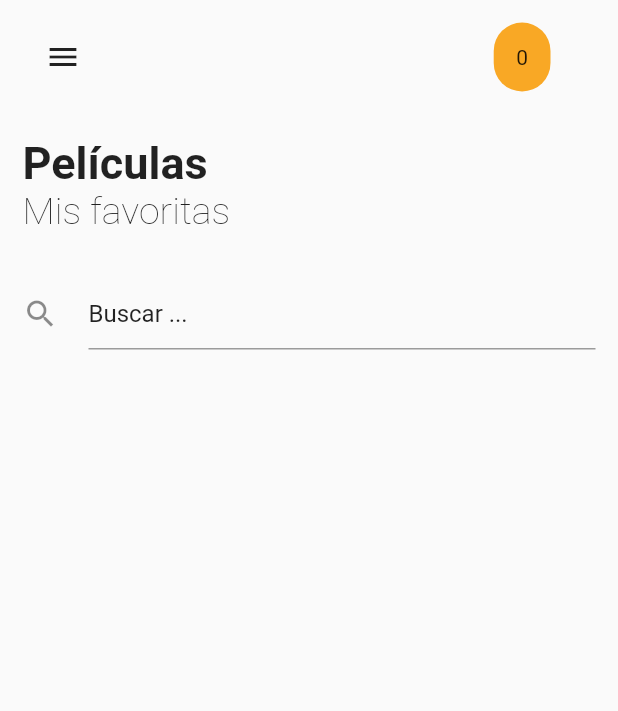
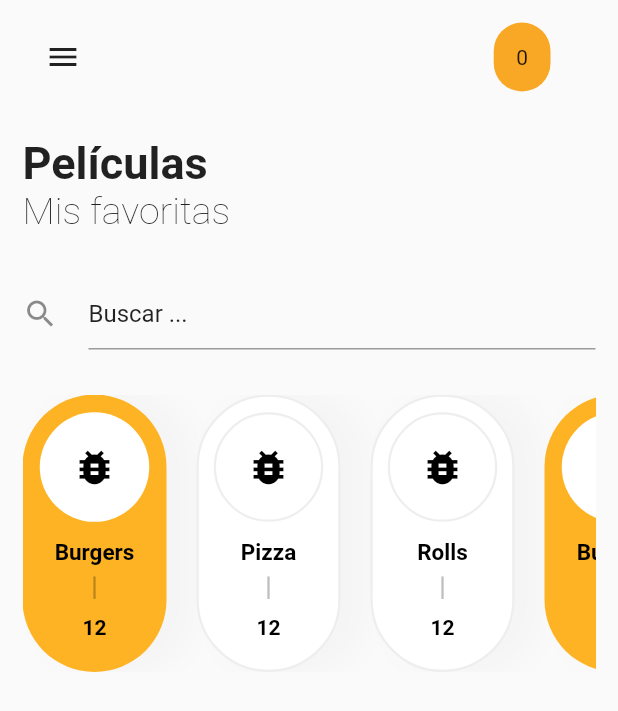
Before and after one commit to paucaro/showcaseviewProject, a Flutter app: the screen it shows after launch, on a phone screen of 412 x 824 dp. Shown: the top 711 px of the screen. Run offline on Flutter 3.47's test engine with Material 2 defaults, Android fonts, the phone set to English and light mode, and no system bars; drawn by our look-alikes of showcaseview.

Commit message:
Adding new feature

```diff
--- /dev/null
+++ b/lib/categories.dart
@@ -0,0 +1,66 @@
+import 'package:flutter/foundation.dart';
+import 'package:flutter/material.dart';
+
+CategoryItemList fooditemList = CategoryItemList(foodItems: [
+  CategoryItem(
+    categoryIcon: Icons.bug_report,
+    categoryName: "Burgers",
+    availability: 12,
+    selected: true,
+  ),
+  CategoryItem(
+    categoryIcon: Icons.bug_report,
+    categoryName: "Pizza",
+    availability: 12,
+    selected: false,
+  ),
+  CategoryItem(
+    categoryIcon: Icons.bug_report,
+    categoryName: "Rolls",
+    availability: 12,
+    selected: false,
+  ),
+  CategoryItem(
+    categoryIcon: Icons.bug_report,
+    categoryName: "Burgers",
+    availability: 12,
+    selected: true,
+  ),
+  CategoryItem(
+    categoryIcon: Icons.bug_report,
+    categoryName: "Burgers",
+    availability: 12,
+    selected: true,
+  ),
+  CategoryItem(
+    categoryIcon: Icons.bug_report,
+    categoryName: "Burgers",
+    availability: 12,
+    selected: true,
+  ),
+  CategoryItem(
+    categoryIcon: Icons.bug_report,
+    categoryName: "Burgers",
+    availability: 12,
+    selected: true,
+  ),
+]);
+
+class CategoryItemList {
+  List<CategoryItem> foodItems;
+
+  CategoryItemList({@required this.foodItems});
+}
+
+class CategoryItem {
+  IconData categoryIcon;
+  String categoryName;
+  int availability;
+  bool selected;
+
+  CategoryItem(
+      {@required this.categoryIcon,
+      @required this.categoryName,
+      @required this.availability,
+      this.selected = false});
+}
--- /dev/null
+++ b/lib/category_list_item_widget.dart
@@ -0,0 +1,74 @@
+import 'package:flutter/material.dart';
+import 'package:showcaseview_flutter/categories.dart';
+import 'package:showcaseview_flutter/theme_color.dart';
+
+
+class CategoryListItem extends StatelessWidget {
+  const CategoryListItem({
+    Key key,
+    @required this.category,
+  }) : super(key: key);
+
+  final CategoryItem category;
+
+  @override
+  Widget build(BuildContext context) {
+    return Container(
+      margin: EdgeInsets.only(right: 20),
+      padding: EdgeInsets.fromLTRB(10, 10, 10, 20),
+      decoration: BoxDecoration(
+        borderRadius: BorderRadius.circular(50),
+        color: category.selected ? Themes.color : Colors.white,
+        border: Border.all(
+            color: category.selected ? Colors.transparent : Colors.grey[200],
+            width: 1.5),
+        boxShadow: [
+          BoxShadow(
+            color: Colors.grey[100],
+            blurRadius: 15,
+            offset: Offset(15, 0),
+            spreadRadius: 5,
+          )
+        ],
+      ),
+      child: Column(
+        mainAxisAlignment: MainAxisAlignment.spaceAround,
+        children: <Widget>[
+          Container(
+            padding: EdgeInsets.all(20),
+            decoration: BoxDecoration(
+                color: Colors.white,
+                borderRadius: BorderRadius.circular(50),
+                border: Border.all(
+                    color: category.selected ? Colors.transparent : Colors.grey[200],
+                    width: 1.5)),
+            child: Icon(
+              category.categoryIcon,
+              color: Colors.black,
+              size: 30,
+            ),
+          ),
+          SizedBox(height: 10),
+          Text(
+            category.categoryName,
+            style: TextStyle(
+                fontWeight: FontWeight.w700, color: Colors.black, fontSize: 15),
+          ),
+          Container(
+            margin: EdgeInsets.fromLTRB(0, 6, 0, 10),
+            width: 1.5,
+            height: 15,
+            color: Colors.black26,
+          ),
+          Text(
+            category.availability.toString(),
+            style: TextStyle(
+              fontWeight: FontWeight.w600,
+              color: Colors.black,
+            ),
+          )
+        ],
+      ),
+    );
+  }
+}
--- a/lib/mainPage.dart
+++ b/lib/mainPage.dart
@@ -1,5 +1,7 @@
 import 'package:flutter/material.dart';
 import 'package:showcaseview/showcaseview.dart';
+import 'package:showcaseview_flutter/categories.dart';
+import 'package:showcaseview_flutter/category_list_item_widget.dart';
 
 class MainPage extends StatefulWidget {
   @override
@@ -77,6 +79,12 @@ class _MainPageState extends State<MainPage> {
                     key: _four,
                     description: "Aqui haces búsquedas",
                     child: searchBox(),
+                  ),
+                  SizedBox(height: 30,),
+                  Showcase(
+                    key: _five,
+                    child: categories(),
+                    description: "Escoge de las categorias"
                   )
                 ],
               ),
@@ -135,4 +143,21 @@ class _MainPageState extends State<MainPage> {
       ],
     );
   }
+
+  Widget categories() {
+  return Container(
+    height: 185,
+    child: ListView(
+      scrollDirection: Axis.horizontal,
+      children: <Widget>[
+        for (var foodItem in fooditemList.foodItems)
+                Builder(
+                  builder: (context) {
+                    return CategoryListItem(category: foodItem);
+                  },
+                ),
+      ],
+    ),
+  );
 }
+}
--- /dev/null
+++ b/lib/theme_color.dart
@@ -0,0 +1,5 @@
+import 'dart:ui';
+
+class Themes {
+  static final Color color = Color(0xfffeb324);
+}
```
